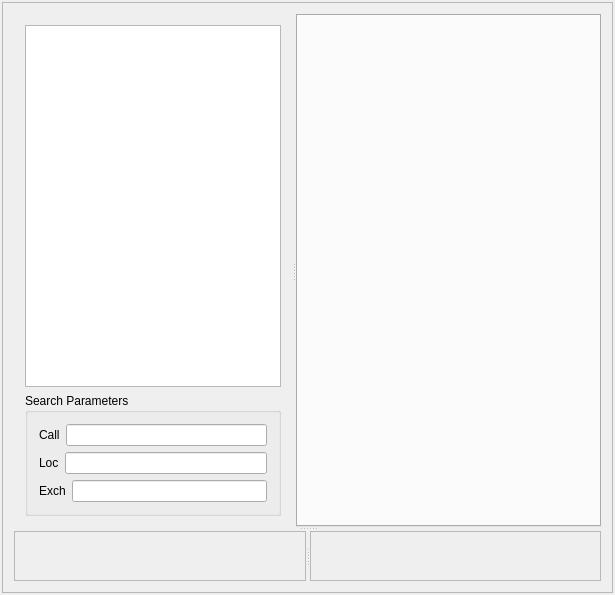
This is mqt/MqtMonitor/MonitorMain.ui in Rsclub22/Minos2-Mirror as Qt 5 draws it before an edit. The edited form follows.
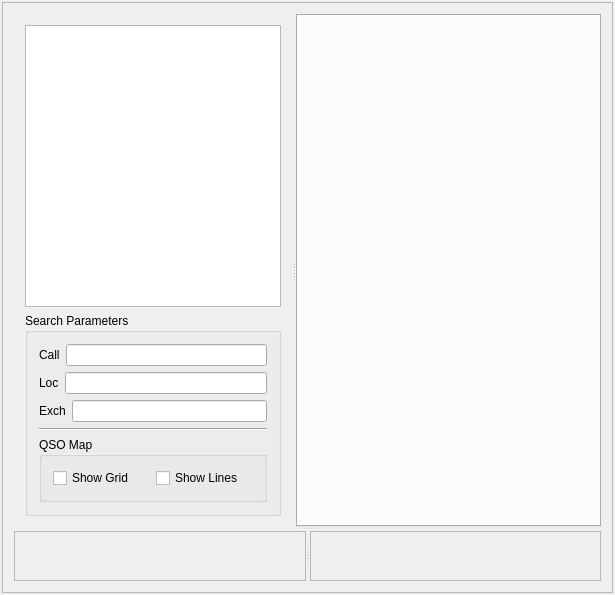
This is the edited form. Custom widgets are drawn as their Qt base class.

Commit message: Optional Grid lines, QSO lines, and locator in hover

```diff
--- a/mqt/MqtMonitor/MonitorMain.ui
+++ b/mqt/MqtMonitor/MonitorMain.ui
@@ -126,6 +126,36 @@
                  </item>
                 </layout>
                </item>
+               <item>
+                <widget class="Line" name="line">
+                 <property name="orientation">
+                  <enum>Qt::Horizontal</enum>
+                 </property>
+                </widget>
+               </item>
+               <item>
+                <widget class="QGroupBox" name="groupBox">
+                 <property name="title">
+                  <string>QSO Map</string>
+                 </property>
+                 <layout class="QHBoxLayout" name="horizontalLayout">
+                  <item>
+                   <widget class="QCheckBox" name="showGridcb">
+                    <property name="text">
+                     <string>Show Grid</string>
+                    </property>
+                   </widget>
+                  </item>
+                  <item>
+                   <widget class="QCheckBox" name="showLinescb">
+                    <property name="text">
+                     <string>Show Lines</string>
+                    </property>
+                   </widget>
+                  </item>
+                 </layout>
+                </widget>
+               </item>
               </layout>
              </widget>
             </item>
```
Left out of the diff: 2 changed lines with no effect on the pictures. The commit also changes 19 other files.
